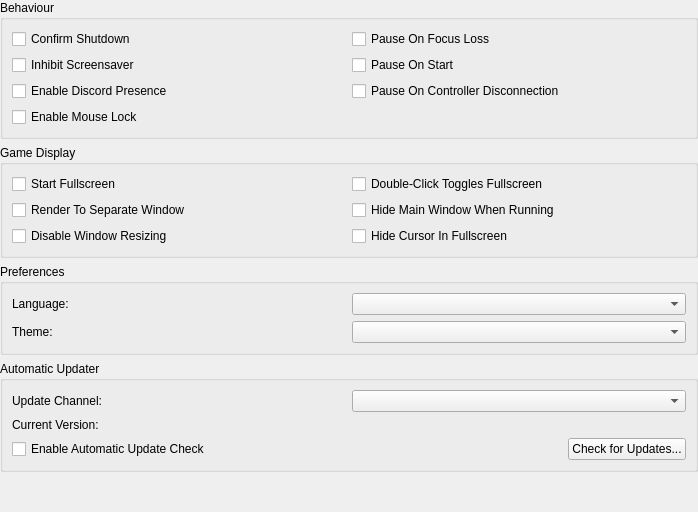
This is pcsx2-qt/Settings/InterfaceSettingsWidget.ui in PCSX2/pcsx2 as Qt 5 draws it before an edit. The edited form follows.
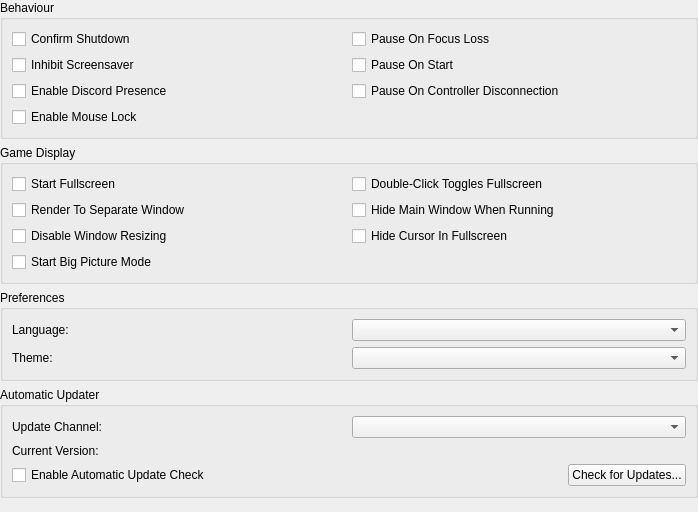
This is the edited form.

Commit message: Qt: Add option to start in Big Picture Mode from settings.

Patch:
```diff
--- a/pcsx2-qt/Settings/InterfaceSettingsWidget.ui
+++ b/pcsx2-qt/Settings/InterfaceSettingsWidget.ui
@@ -129,6 +129,13 @@
         </property>
        </widget>
       </item>
+             <item row="3" column="0">
+        <widget class="QCheckBox" name="startFullscreenUI">
+         <property name="text">
+          <string>Start Big Picture Mode</string>
+         </property>
+        </widget>
+       </item>
      </layout>
     </widget>
    </item>
```
The commit also changes 2 other files.
